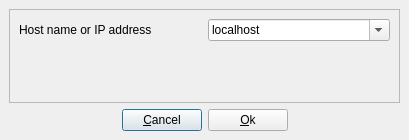
Before: the Qt Designer form software/demos/ApfDacClientServer/src/Client/ApfHostSelectDialog.ui in xcthulhu/armadeus, drawn with Qt 5.
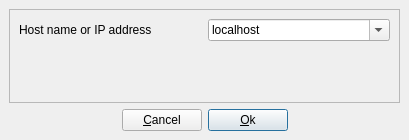
After: the same form once the commit is applied. Icons and pictures are not drawn.

```diff
--- a/software/demos/ApfDacClientServer/src/Client/ApfHostSelectDialog.ui
+++ b/software/demos/ApfDacClientServer/src/Client/ApfHostSelectDialog.ui
@@ -58,6 +58,9 @@
        <property name="text" >
         <string>&amp;Ok</string>
        </property>
+       <property name="default" >
+        <bool>true</bool>
+       </property>
       </widget>
      </item>
      <item>
```
Left out of the diff: 6 changed lines with no effect on the pictures.
